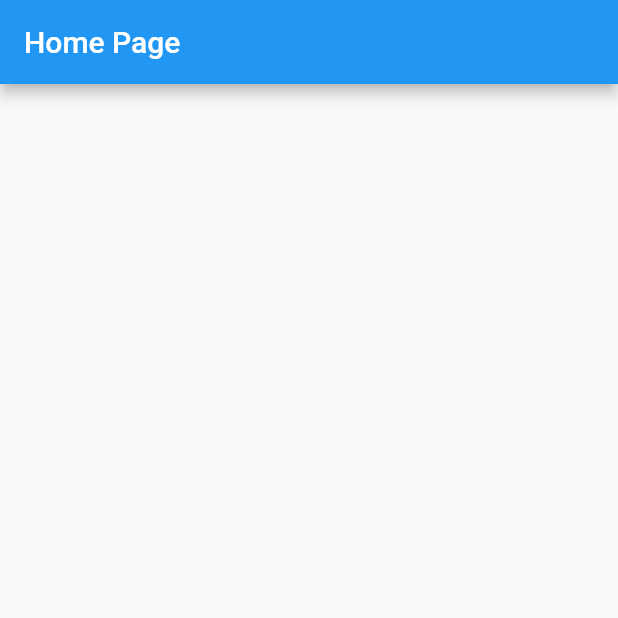
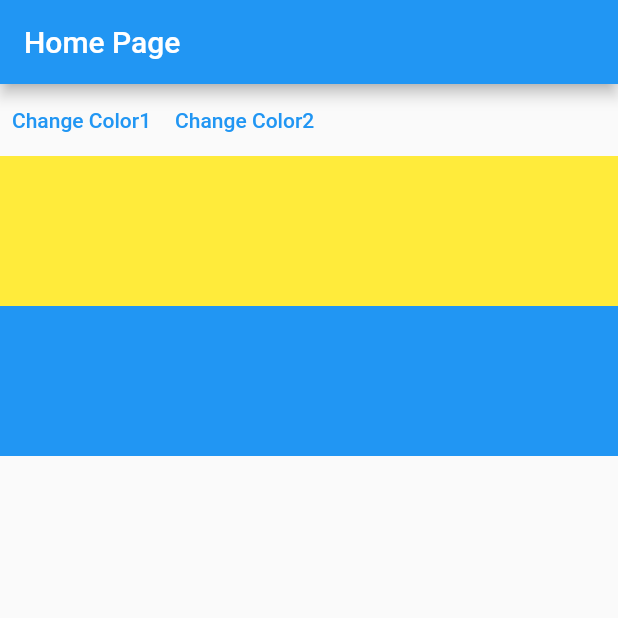
Before and after one commit to Sasing-tet/03_flutter_inheritedModel, a Flutter app: the screen it shows after launch, on a phone screen of 412 x 824 dp, the top half of it. Run offline on Flutter 3.47's test engine with Material 2 defaults, Android fonts, the light colour scheme and no system bars.

Commit message:
03 final flutter inherited model

```diff
--- a/lib/main.dart
+++ b/lib/main.dart
@@ -23,11 +23,48 @@ class HomePage extends StatefulWidget {
 }
 
 class _HomePageState extends State<HomePage> {
+  var color1 = Colors.yellow;
+  var color2 = Colors.blue;
+
   @override
   Widget build(BuildContext context) {
     return Scaffold(
       appBar: AppBar(
         title: const Text('Home Page'),
+      ),
+      body: AvailableColorsWidget(
+        color1: color1,
+        color2: color2,
+        child: Column(
+          children: [
+            Row(
+              children: [
+                TextButton(
+                  onPressed: () {
+                    setState(() {
+                      color1 = colors.getRandomElement();
+                    });
+                  },
+                  child: const Text('Change Color1'),
+                ),
+                TextButton(
+                  onPressed: () {
+                    setState(() {
+                      color2 = colors.getRandomElement();
+                    });
+                  },
+                  child: const Text('Change Color2'),
+                ),
+              ],
+            ),
+            const ColorWidget(
+              color: AvailableColors.one,
+            ),
+            const ColorWidget(
+              color: AvailableColors.two,
+            ),
+          ],
+        ),
       ),
     );
   }
@@ -36,8 +73,8 @@ class _HomePageState extends State<HomePage> {
 enum AvailableColors { one, two }
 
 class AvailableColorsWidget extends InheritedModel<AvailableColors> {
-  final AvailableColors color1;
-  final AvailableColors color2;
+  final MaterialColor color1;
+  final MaterialColor color2;
 
   const AvailableColorsWidget({
     Key? key,
@@ -49,7 +86,7 @@ class AvailableColorsWidget extends InheritedModel<AvailableColors> {
           child: child,
         );
 
-  static AvailableColorsWidget? of(
+  static AvailableColorsWidget of(
     BuildContext context,
     AvailableColors aspect,
   ) {
@@ -77,12 +114,43 @@ class AvailableColorsWidget extends InheritedModel<AvailableColors> {
       return true;
     }
 
-    if (dependencies.contains(AvailableColors.one) &&
+    if (dependencies.contains(AvailableColors.two) &&
         color2 != oldWidget.color2) {
       return true;
     }
 
     return false;
+  }
+}
+
+class ColorWidget extends StatelessWidget {
+  final AvailableColors color;
+
+  const ColorWidget({
+    Key? key,
+    required this.color,
+  }) : super(key: key);
+
+  @override
+  Widget build(BuildContext context) {
+    switch (color) {
+      case AvailableColors.one:
+        devtools.log('Color1 Widget got rebuilt!');
+        break;
+      case AvailableColors.two:
+        devtools.log('Color2 Widget got rebuilt!');
+        break;
+    }
+
+    final provider = AvailableColorsWidget.of(
+      context,
+      color,
+    );
+
+    return Container(
+      height: 100,
+      color: color == AvailableColors.one ? provider.color1 : provider.color2,
+    );
   }
 }
 
```
